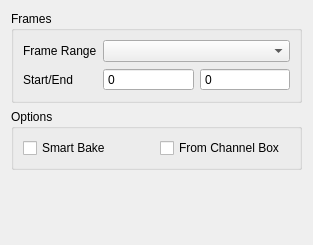
Before: the Qt Designer form python/mmSolver/tools/attributebake/ui/attrbake_layout.ui in david-cattermole/mayaMatchMoveSolver, drawn with Qt 5.
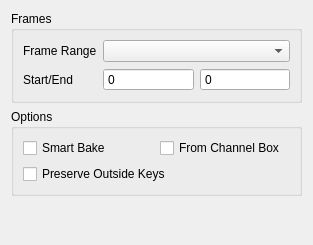
After: the same form once the commit is applied.

Commit message:
Attribute Bake - Preserve Outside Keys by default.
Users can enable/disable the option at any time.

By default the option is enabled.

This means that if the frame range 10-20 is baked, and this option is
enabled, the keyframes before frame 10 and after frame 20 are kept.

Diff of the .ui file:
```diff
--- a/python/mmSolver/tools/attributebake/ui/attrbake_layout.ui
+++ b/python/mmSolver/tools/attributebake/ui/attrbake_layout.ui
@@ -94,6 +94,16 @@
         </item>
        </layout>
       </item>
+      <item row="1" column="0">
+       <widget class="QCheckBox" name="preserve_outside_keys_cbox">
+        <property name="text">
+         <string>Preserve Outside Keys</string>
+        </property>
+        <property name="checked">
+         <bool>false</bool>
+        </property>
+       </widget>
+      </item>
      </layout>
     </widget>
    </item>
```
The commit also changes 4 other files.
